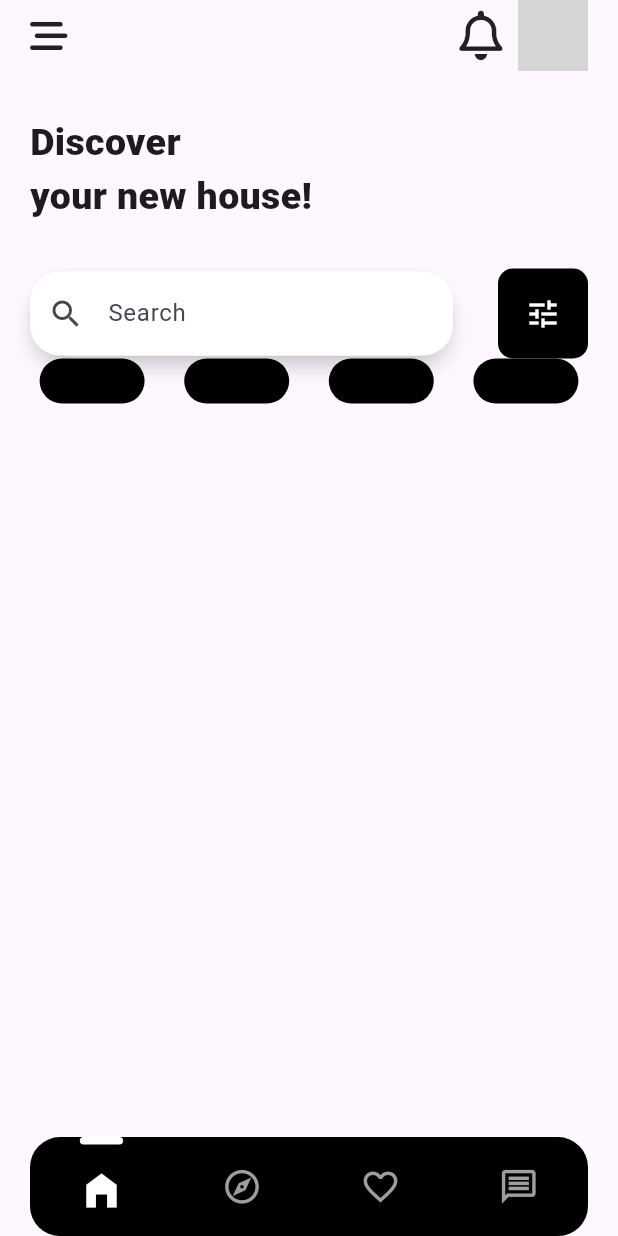
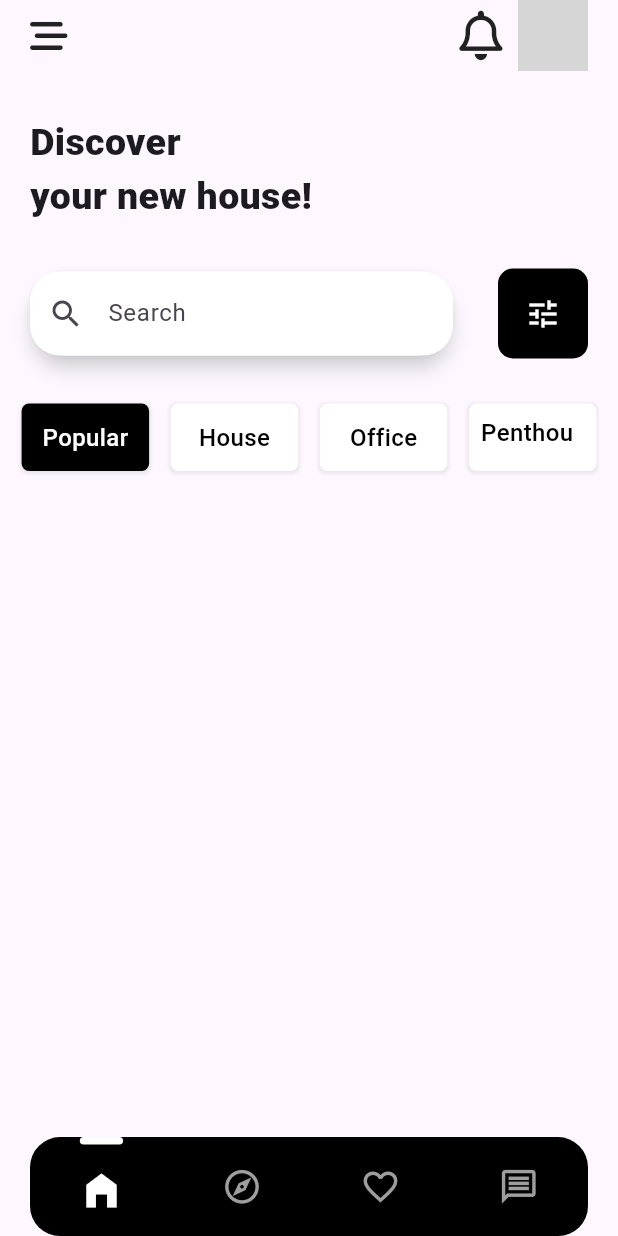
Before and after one commit to jhongo/Flutter_Rental_App, a Flutter app: the screen it shows after launch, on a phone screen of 412 x 824 dp. Run offline on Flutter 3.47's test engine with Material 3 defaults, Android fonts, the phone set to English and light mode, and no system bars; our stand-ins replace flutter_riverpod, font_awesome_flutter; network calls fail; grey boxes are pictures that could not be loaded.

Commit message:
👔 [ADD]: Settings HouseType
[ADD]: Settings HouseType to NavBar

```diff
--- a/lib/helpers/enums.dart
+++ b/lib/helpers/enums.dart
@@ -1,5 +1,5 @@
 
-enum HouseType {house, office, penthouse, popular}
+enum HouseType {popular, house, office, penthouse}
 
 extension EnumExtension on HouseType {
   String capitalizeName(){
--- a/lib/presentation/screens/home_screen/home_screen.dart
+++ b/lib/presentation/screens/home_screen/home_screen.dart
@@ -15,6 +15,7 @@ class HomeScreen extends StatelessWidget {
           HeaderHome(),
           SizedBox(height: 30),
           SearchAndTitle(),
+          SizedBox(height: 30),
           BodyHome()
           // BodyHome(),
           // FooterHome(),
--- a/lib/presentation/screens/home_screen/widgets/body_home.dart
+++ b/lib/presentation/screens/home_screen/widgets/body_home.dart
@@ -1,19 +1,23 @@
 import 'package:flutter/material.dart';
 import 'package:flutter_property_rental_ui/helpers/enums.dart';
 import 'package:flutter_property_rental_ui/presentation/screens/home_screen/widgets/tags_filter.dart';
+import 'package:flutter_property_rental_ui/presentation/services/tabs_services.dart';
+import 'package:flutter_riverpod/flutter_riverpod.dart';
 
-class BodyHome extends StatelessWidget {
+class BodyHome extends ConsumerWidget {
 
   const BodyHome({Key? key}) : super(key: key);
 
   @override
-  Widget build(BuildContext context) {
+  Widget build(BuildContext context, WidgetRef ref) {
     return SizedBox(
       width: MediaQuery.of(context).size.width,
       child: Row(
         mainAxisAlignment: MainAxisAlignment.spaceEvenly,
         children: List.generate(HouseType.values.length , (index){
           return TagFilter(
+            name: HouseType.values[index].capitalizeName(),
+            onTap: () => ref.read(stateItemFilter.notifier).state = HouseType.values[index].capitalizeName()
             // houseType: HouseType.values[index],
           );})
     ));
--- a/lib/presentation/screens/home_screen/widgets/tags_filter.dart
+++ b/lib/presentation/screens/home_screen/widgets/tags_filter.dart
@@ -1,19 +1,48 @@
 import 'package:flutter/material.dart';
+import 'package:flutter_property_rental_ui/presentation/services/tabs_services.dart';
+import 'package:flutter_riverpod/flutter_riverpod.dart';
 
 
-class TagFilter extends StatelessWidget {
-  const TagFilter({super.key});
+class TagFilter extends ConsumerWidget {
+
+  final String name;
+  final Function onTap;
+  const TagFilter({super.key, required this.name, required this.onTap});
 
   @override
-  Widget build(BuildContext context) {
-    return SizedBox(
-      width: 70,
-      height: 30,
-      child: DecoratedBox(
-        decoration:BoxDecoration(
-          color: Colors.black,
-          borderRadius: BorderRadius.circular(20),
-        ),
-    ));
+  Widget build(BuildContext context, WidgetRef ref) {
+    final filterSelect = ref.watch(stateItemFilter);
+    return GestureDetector(
+      onTap: () => onTap(),
+      child: SizedBox(
+        width: 85,
+        height: 45,
+        child: DecoratedBox(
+          decoration:BoxDecoration(
+            color: filterSelect == name ? Colors.black : Colors.white,
+            borderRadius: BorderRadius.circular(5),
+            boxShadow: [
+              BoxShadow(
+                color: Colors.grey.withOpacity(0.2),
+                spreadRadius: 1,
+                blurRadius: 1,
+                offset: const Offset(0, 1), // changes position of shadow
+              ),]
+          ),
+          child: Center(
+            child: Padding(
+              padding: const EdgeInsets.all(8.0),
+              child: Text(
+                name,
+                style: TextStyle(
+                  color: filterSelect == name ? Colors.white : Colors.black,
+                  fontSize: 16,
+                  fontWeight: FontWeight.w500
+                ),
+              ),
+            ),
+          ),
+      )),
+    );
   }
 }
--- a/lib/presentation/services/tabs_services.dart
+++ b/lib/presentation/services/tabs_services.dart
@@ -1,3 +1,6 @@
+import 'package:flutter_property_rental_ui/helpers/enums.dart';
 import 'package:flutter_riverpod/flutter_riverpod.dart';
 
 final stateItemNav = StateProvider<int>((ref) => 0);
+
+final stateItemFilter = StateProvider<String>((ref) =>  HouseType.popular.capitalizeName());
```
